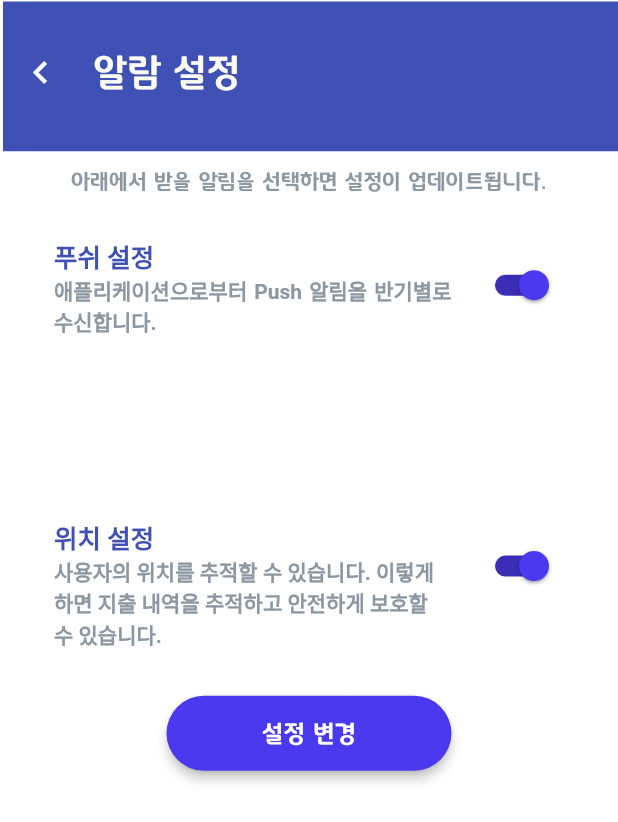
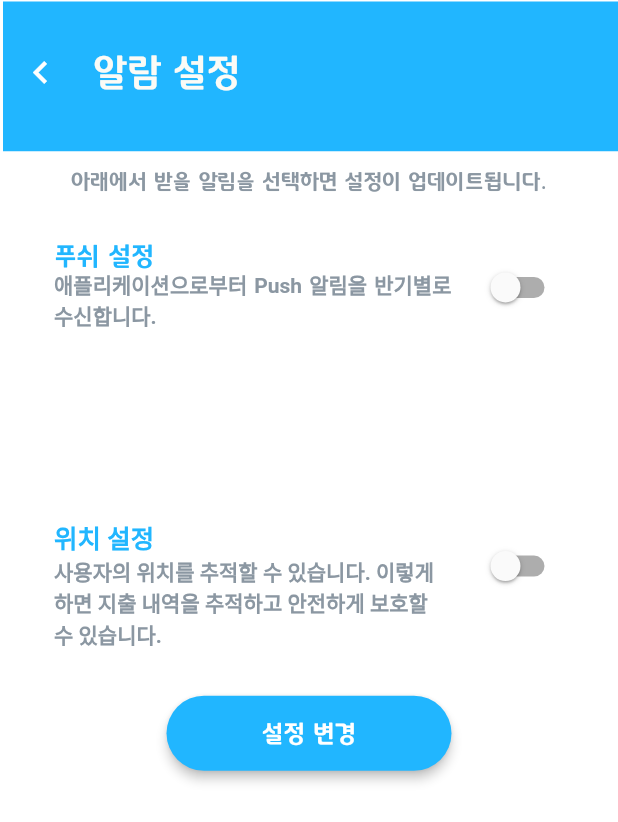
Before and after one commit to dan2kk/intern1, a Flutter app: the SettingsWidget screen opened directly, on a phone screen of 412 x 824 dp. Shown: the top 822 px of the screen. Run offline on Flutter 3.47's test engine with Material 2 defaults, Android fonts, the phone set to English and light mode, and no system bars; drawn by our look-alikes of auto_size_text; our stand-ins replace built_collection, built_value, chewie, cloud_firestore, easy_debounce, equatable and 20 more; missing offline and left inert: bootpay_api, dart:ffi, flutter_facebook_auth, flutter_google_places, flutter_web_auth, google_api_headers and 6 more; accounts and stored records are empty; generated files the repository leaves out were written again; network calls fail; Roboto replaces fonts that are missing (Lexend Deca).

Commit message:
픽셀 깨지는 오류 수정, setting 수정

```diff
--- a/lib/settings/settings_widget.dart
+++ b/lib/settings/settings_widget.dart
@@ -16,9 +16,9 @@ class SettingsWidget extends StatefulWidget {
 }
 
 class _SettingsWidgetState extends State<SettingsWidget> {
-  bool switchListTileValue1 =true ;
-  bool switchListTileValue2 =true ;
-  bool switchListTileValue3 =true ;
+  bool switchListTileValue1;
+  bool switchListTileValue2;
+  bool switchListTileValue3;
   final scaffoldKey = GlobalKey<ScaffoldState>();
 
   @override
@@ -46,7 +46,7 @@ class _SettingsWidgetState extends State<SettingsWidget> {
                             width: MediaQuery.of(context).size.width,
                             height: 100,
                             decoration: BoxDecoration(
-                              color: Color(0xFF3F51B5),
+                              color: Color(0xFF21B6FF),
                               borderRadius: BorderRadius.circular(0),
                             ),
                             child: Column(
@@ -171,10 +171,10 @@ class _SettingsWidgetState extends State<SettingsWidget> {
                                             () => switchListTileValue1 = newValue),
                                     title: Text(
                                       '푸쉬 설정',
-                                      style: GoogleFonts.getFont(
-                                        'Lexend Deca',
-                                        color: Color(0xFF3F51B5),
-                                        fontWeight: FontWeight.w600,
+                                      style: TextStyle(
+                                        fontFamily: 'tway_air medium',
+                                        color: Color(0xFF21B6FF),
+                                        fontWeight: FontWeight.w500,
                                         fontSize: 17,
                                       ),
                                     ),
@@ -189,8 +189,8 @@ class _SettingsWidgetState extends State<SettingsWidget> {
                                         fontStyle: FontStyle.normal,
                                       ),
                                     ),
-                                    activeColor: Color(0xFF4B39EF),
-                                    activeTrackColor: Color(0xFF3B2DB6),
+                                    activeColor: Color(0xFF21B6FF),
+                                    activeTrackColor: Color(0xFF21B6FF),
                                     dense: false,
                                     controlAffinity:
                                     ListTileControlAffinity.trailing,
@@ -231,7 +231,7 @@ class _SettingsWidgetState extends State<SettingsWidget> {
                                     '이메일 알람',
                                     style: TextStyle(
                                       fontFamily: 'tway_air medium',
-                                      color: Color(0xFF3F51B5),
+                                      color: Color(0xFF21B6FF),
                                       fontWeight: FontWeight.w500,
                                       fontSize: 17,
                                     ),
@@ -245,8 +245,8 @@ class _SettingsWidgetState extends State<SettingsWidget> {
                                       fontSize: 14,
                                     ),
                                   ),
-                                  activeColor: Color(0xFF4B39EF),
-                                  activeTrackColor: Color(0xFF3B2DB6),
+                                  activeColor: Color(0xFF21B6FF),
+                                  activeTrackColor: Color(0xFF21B6FF),
                                   dense: false,
                                   controlAffinity:
                                   ListTileControlAffinity.trailing,
@@ -291,7 +291,7 @@ class _SettingsWidgetState extends State<SettingsWidget> {
                                     '위치 설정',
                                     style: GoogleFonts.getFont(
                                       'Lexend Deca',
-                                      color: Color(0xFF3F51B5),
+                                      color: Color(0xFF21B6FF),
                                       fontWeight: FontWeight.w600,
                                       fontSize: 17,
                                     ),
@@ -305,8 +305,8 @@ class _SettingsWidgetState extends State<SettingsWidget> {
                                       fontSize: 14,
                                     ),
                                   ),
-                                  activeColor: Color(0xFF4B39EF),
-                                  activeTrackColor: Color(0xFF3B2DB6),
+                                  activeColor: Color(0xFF21B6FF),
+                                  activeTrackColor: Color(0xFF21B6FF),
                                   dense: false,
                                   controlAffinity:
                                   ListTileControlAffinity.trailing,
@@ -341,7 +341,7 @@ class _SettingsWidgetState extends State<SettingsWidget> {
                   options: FFButtonOptions(
                     width: 190,
                     height: 50,
-                    color: Color(0xFF4B39EF),
+                    color: Color(0xFF21B6FF),
                     textStyle: TextStyle(
                       fontFamily: 'tway_air medium',
                       color: Colors.white,
```
Also changed, not shown: lib/order_complete/order_complete_widget.dart (+3 -8 lines), lib/repairment_detail/repairment_detail_widget.dart (+49 -49 lines).
